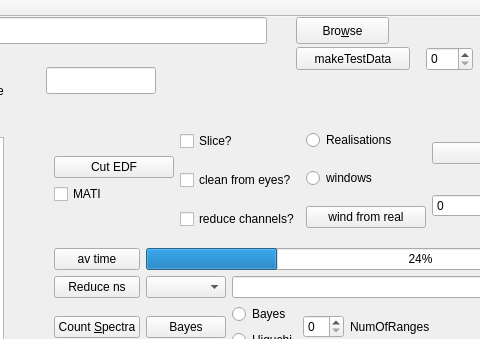
This is mainwindow.ui in ArtfulVampire/SecondGUIrepo as Qt 5 draws it before an edit; both pictures show x 254 to 734 and y 0 to 339 of the 1177 by 906 pixel window. The edited form follows.
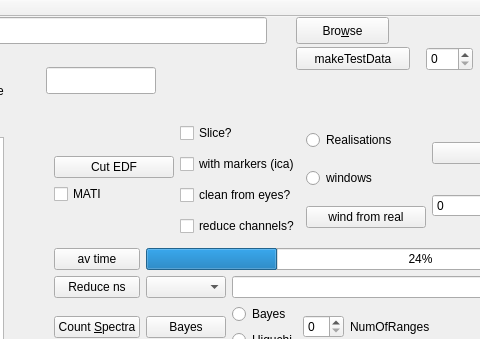
This is the edited form.

Patch:
```diff
--- a/mainwindow.ui
+++ b/mainwindow.ui
@@ -118,6 +118,13 @@
            </property>
           </widget>
          </item>
+         <item>
+          <widget class="QCheckBox" name="sliceWithMarkersCheckBox">
+           <property name="text">
+            <string>with markers (ica)</string>
+           </property>
+          </widget>
+         </item>
          <item>
           <widget class="QCheckBox" name="eyesBox">
            <property name="text">
```
